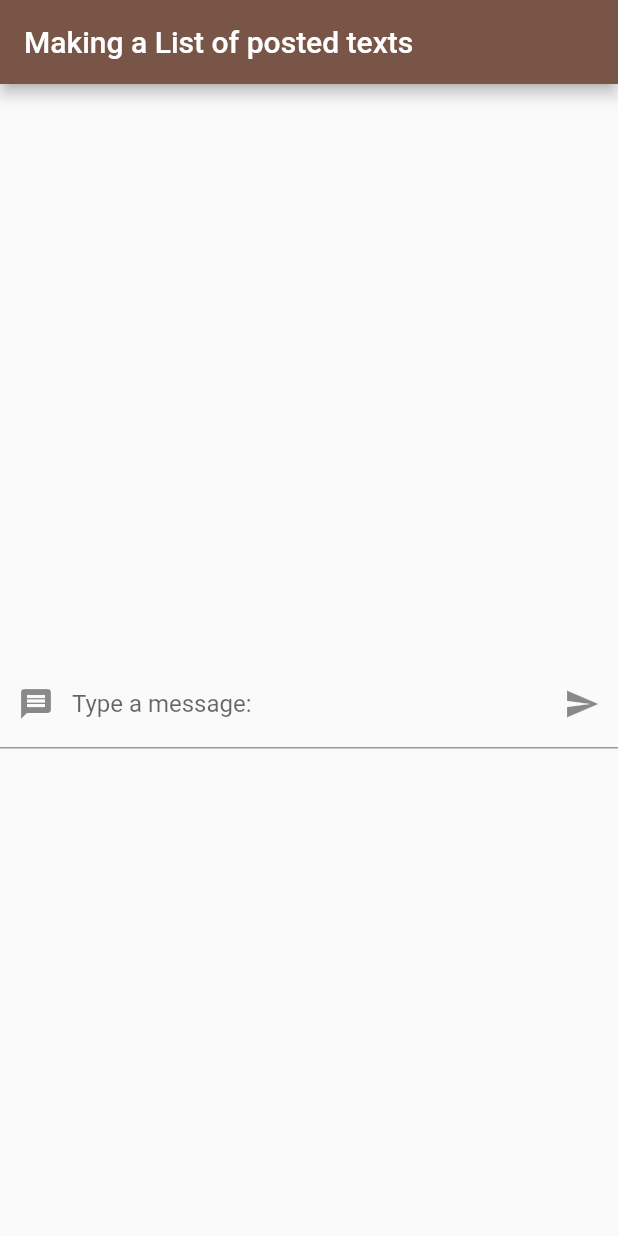
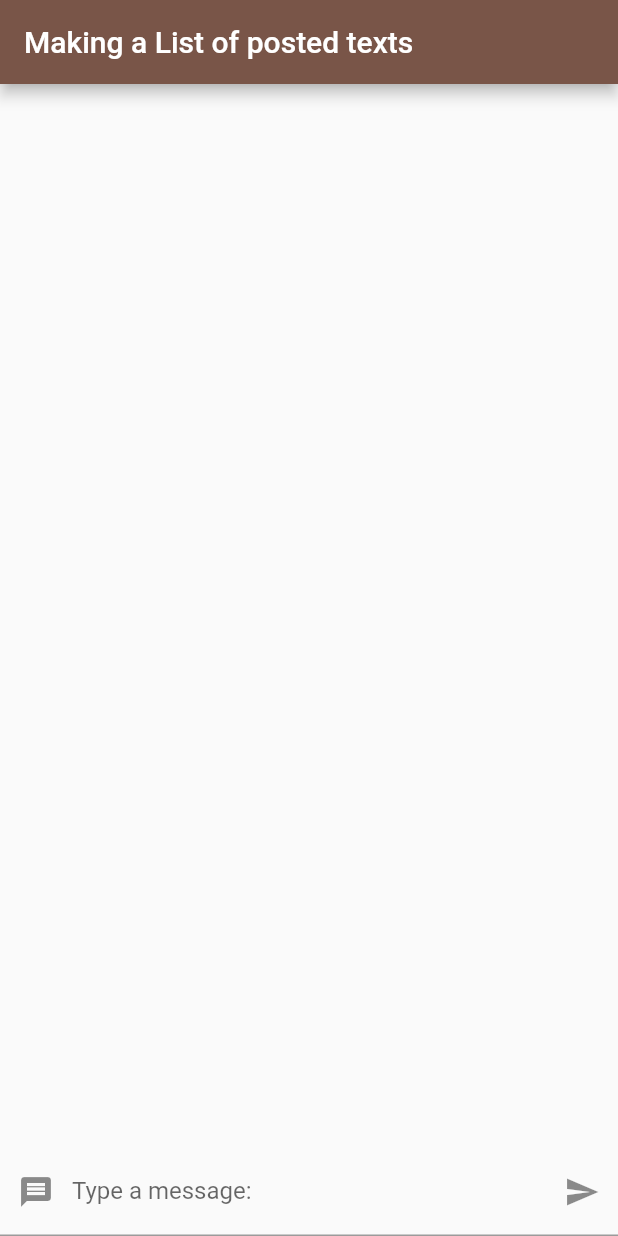
Before and after one commit to AlejoRMinetti/flutter-twt-tutorial, a Flutter app: the screen it shows after launch, on a phone screen of 412 x 824 dp. Run offline on Flutter 3.47's test engine with Material 2 defaults, Android fonts, the phone set to English and light mode, and no system bars.

Commit message:
hide keyboard when post new item

```diff
--- a/lib/main.dart
+++ b/lib/main.dart
@@ -60,7 +60,7 @@ class _MyHomePageState extends State<MyHomePage> {
             Expanded(
                 // expanded for get space from available free space
                 child: PostList(this.posts)),
-            Expanded(child: TextInputWidget(this.newPost))
+            TextInputWidget(this.newPost)
           ],
         ));
   }
@@ -88,6 +88,7 @@ class _TextInputWidgetState extends State<TextInputWidget> {
   void click() {
     widget.callback(controller.text);
     controller.clear();
+    FocusScope.of(context).unfocus();
   }
 
   @override
```
